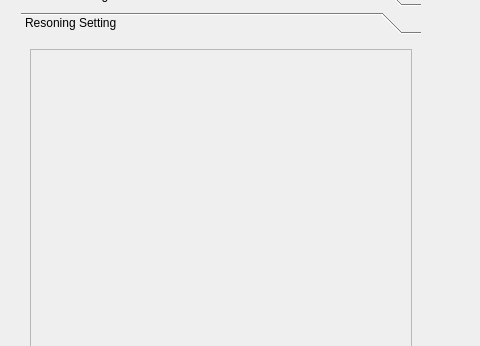
Above: UIs/mainWindow.ui from newuniverse/In-air-interaction before the change; both pictures show x 0 to 480 and y 92 to 438 of the 1333 by 800 pixel window. Below: the same form after it.
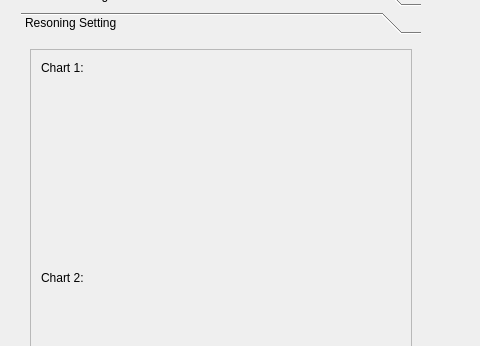
That is the form after the change. The open tabs and pages were chosen to show the change. Custom widgets are drawn as their Qt base class.

The edit to the form file:
```diff
--- a/UIs/mainWindow.ui
+++ b/UIs/mainWindow.ui
@@ -25,7 +25,7 @@
      <rect>
       <x>21</x>
       <y>1</y>
-      <width>1298</width>
+      <width>1275</width>
       <height>752</height>
      </rect>
     </property>
@@ -1537,6 +1537,52 @@
               <height>600</height>
              </rect>
             </property>
+            <widget class="QVTKWidget" name="vtkChart1">
+             <property name="geometry">
+              <rect>
+               <x>10</x>
+               <y>40</y>
+               <width>350</width>
+               <height>161</height>
+              </rect>
+             </property>
+            </widget>
+            <widget class="QVTKWidget" name="vtkChart2">
+             <property name="geometry">
+              <rect>
+               <x>10</x>
+               <y>260</y>
+               <width>351</width>
+               <height>241</height>
+              </rect>
+             </property>
+            </widget>
+            <widget class="QLabel" name="label_7">
+             <property name="geometry">
+              <rect>
+               <x>10</x>
+               <y>10</y>
+               <width>56</width>
+               <height>16</height>
+              </rect>
+             </property>
+             <property name="text">
+              <string>Chart 1:</string>
+             </property>
+            </widget>
+            <widget class="QLabel" name="label_38">
+             <property name="geometry">
+              <rect>
+               <x>10</x>
+               <y>220</y>
+               <width>56</width>
+               <height>16</height>
+              </rect>
+             </property>
+             <property name="text">
+              <string>Chart 2:</string>
+             </property>
+            </widget>
            </widget>
           </widget>
          </item>
```
Left out of the diff: 4 changed lines with no effect on the pictures.
